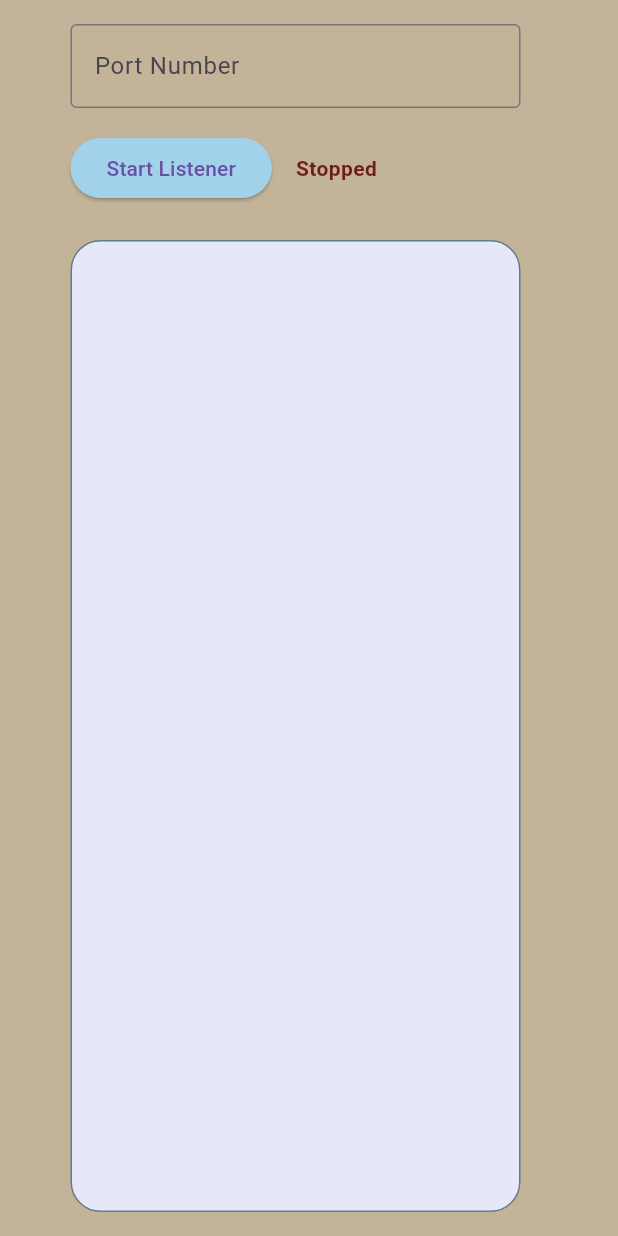
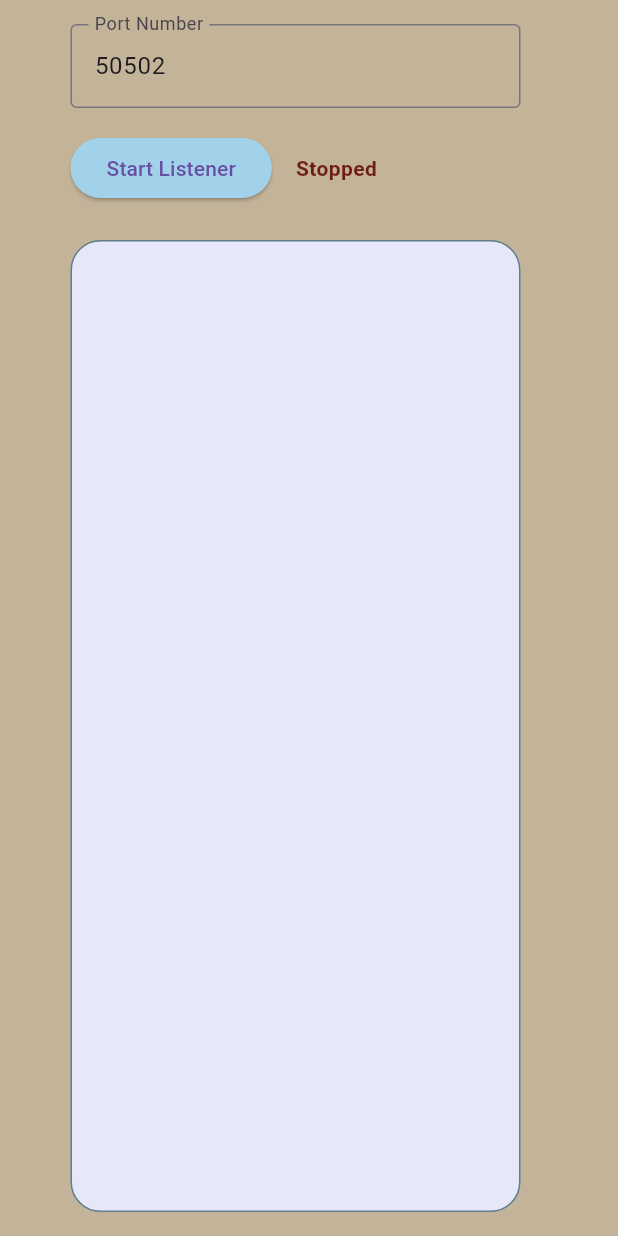
Before and after one commit to erickveil/FlutterListener, a Flutter app: the screen it shows after launch, on a phone screen of 412 x 824 dp. Run offline on Flutter 3.47's test engine with Material 3 defaults, Android fonts, the light colour scheme and no system bars; missing offline and left inert: window_manager.

Commit message:
Annotated with what I've learned

```diff
--- a/lib/listener_page.dart
+++ b/lib/listener_page.dart
@@ -3,20 +3,47 @@ import 'package:provider/provider.dart';
 import 'listener_viewmodel.dart';
 
 class ListenerPage extends StatelessWidget {
-  final TextEditingController _portController = TextEditingController();
+
+  // This gives us some control over the text in the port input field.
+  // We use this to disable turning the listener on if there is no port
+  // defined.
+  final TextEditingController _portController =
+    TextEditingController(text: '50502');
 
   @override
   Widget build(BuildContext context) {
+
+    // Scaffold is a basic application container that provides a lot of basic
+    // Application stuff in its members for free, like an AppBarr or a body.
     return Scaffold(
-      //appBar: AppBar(
-      //  title: Text('Socket Listener'),
-      //),
       body: Center(
+
+        // Container and SizeBox are basic layout elements.
+        // Container gives more options. In this case I didn't use any and
+        // Flutter keeps trying to get me to use the simpler SizeBox instead.
         child: Container(
           width: 350,
+
+          // Padding is like a SizeBox, but instead of specifying a size, I
+          //define its layout by defining the space around `child`.
           child: Padding(
             padding: const EdgeInsets.all(16.0),
+
+            // Another Widget from the Provider package.
+            // Lets me listen and react to changes in our ViewModel (the
+            // Provider).
+            // Reads values from the Provider and rebuilds the UI when they
+            // change.
+            // Gives us the `builder` method so we can interact with the state.
             child: Consumer<ListenerViewModel>(
+
+              // *context* - the current build context, lets us access other
+              //     widgets or data from the widget tree. We don't really
+              //     make use of that here.
+              // *viewModel* - an instance of ListenerViewModel - you'll see
+              //     me use this to check the state before I do things here
+              //     like set the text and color on the connection indicator.
+              // *child* - a widget that doesn't need to be rebuilt (unused).
               builder: (context, viewModel, child) {
                 return Column(
                   // minimize the vertical space use
@@ -25,7 +52,12 @@ class ListenerPage extends StatelessWidget {
                   children: [
                     Container(
                       width: 300,
+
+                      // This is where we enter the port number.
+                      // A familiar and classic Control - I mean "Widget".
                       child: TextField(
+                        // Here's where we connect the TextEditingController
+                        // that we defined above.
                         controller: _portController,
                         keyboardType: TextInputType.number,
                         decoration: InputDecoration(
@@ -35,21 +67,39 @@ class ListenerPage extends StatelessWidget {
                       ),
                     ),
                     SizedBox(height: 16.0),
+
+                    // Row! Just like in Qt/QML!
                     Row(
                       children: [
+
+                        // We get to play with different types of button Widgets.
+                        // ElevatedButton has a drop shadow.
                         ElevatedButton(
                             onPressed: () {
+
+                              // Here's where we actually use the TextEditingController
+                              // That we defined as a member and assigned to the port
+                              // TextField.
                               if (_portController.text.isNotEmpty) {
                                 int port = int.parse(_portController.text);
+
+                                // Here we use our ListenerViewModel to turn
+                                // the Listener on and off.
                                 viewModel.toggleListener(port);
                               }
                             },
                             style: ElevatedButton.styleFrom(
                                 backgroundColor:
                                     const Color.fromARGB(255, 162, 210, 234)),
+
+                            // The state declaratively defines the button text:
                             child: Text(viewModel.isListening
                                 ? 'Stop Listener'
                                 : 'Start Listener')),
+
+                        // Here I construct a custom widget out of other widgets
+                        // like I would in QML - the state is again checked
+                        // and helps define the appearance as it changes.
                         SizedBox(width: 16.0),
                         Text(
                           viewModel.isListening ? 'Listening...' : 'Stopped',
@@ -63,6 +113,9 @@ class ListenerPage extends StatelessWidget {
                       ],
                     ),
                     SizedBox(height: 24.0),
+
+                    // Expanded lets its child expand to fill the available
+                    // space - another layout widget.
                     Expanded(
                       child: Container(
                         width: 300,
@@ -73,6 +126,8 @@ class ListenerPage extends StatelessWidget {
                           border: Border.all(color: Colors.blueGrey),
                           borderRadius: BorderRadius.circular(20.0),
                         ),
+
+                        // Just in case we get a lot of text in here:
                         child: SingleChildScrollView(
                           child: Text(
                             viewModel.receivedMessages,
--- a/pubspec.yaml
+++ b/pubspec.yaml
@@ -33,6 +33,11 @@ dependencies:
 
   provider: ^6.1.2
 
+
+ # This is used for sizing the window.
+ # Requires Windows Developer mode to be on.
+ # In terminal, run: `start ms-settings:developers` and turn on developer mode.
+ # App will fail to run without it.
   window_manager: ^0.4.2
 
 
```
Also changed, not shown: lib/listener_viewmodel.dart (+19 -0 lines), lib/main.dart (+17 -0 lines).
